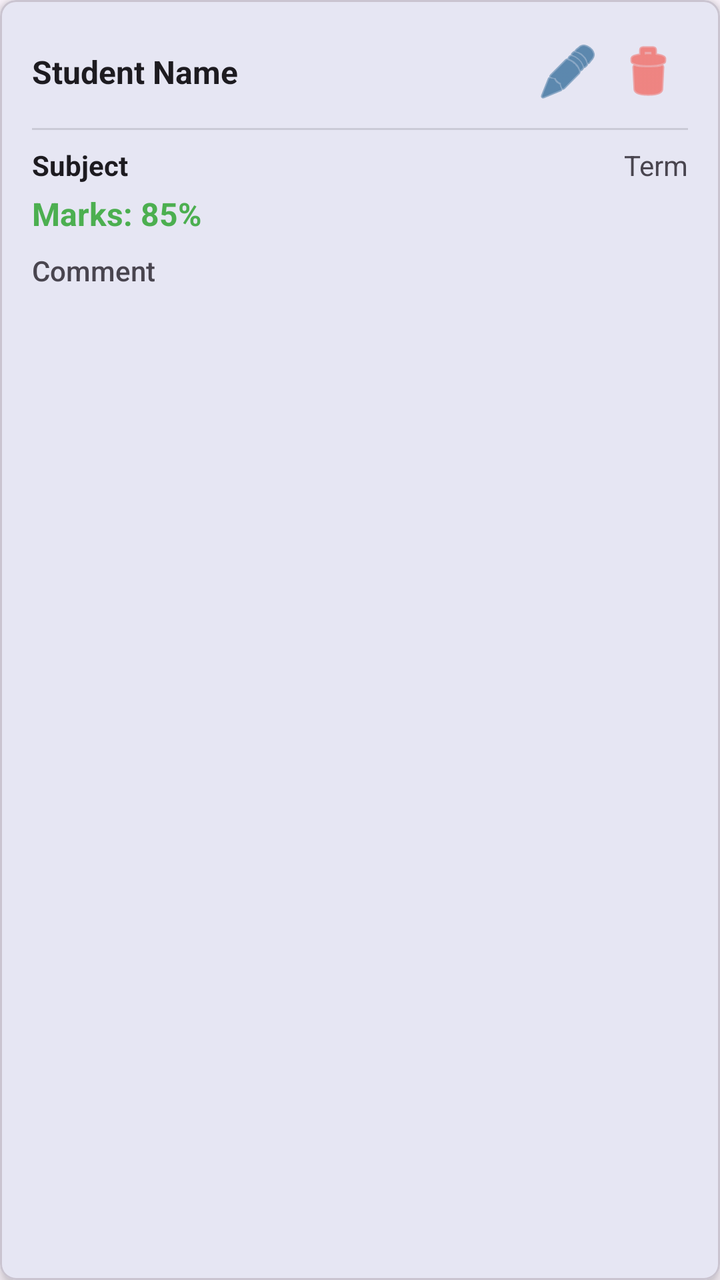
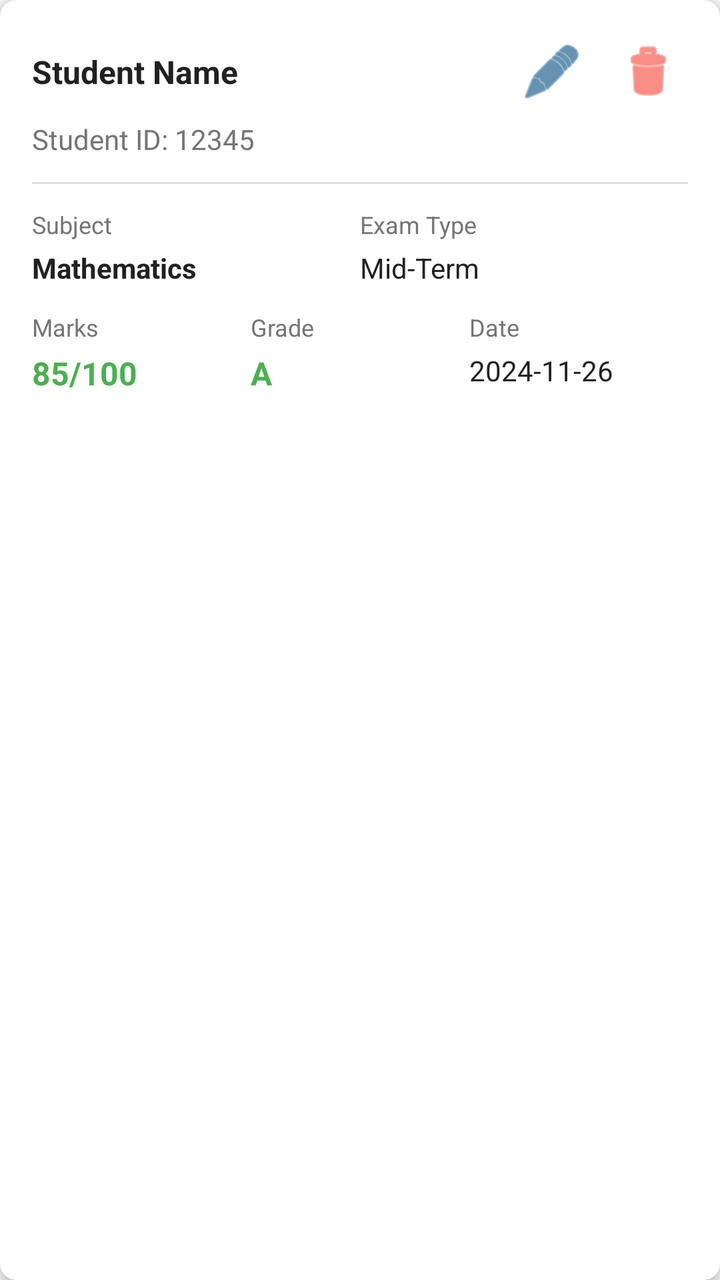

Compare the two renders of this Android layout. The source of the first and the diff that turns it into the second are given below.
<!-- AndroidManifest.xml: application theme Theme.StudentIntelligentSystem -->
<!-- res/layout/item_result.xml -->
<?xml version="1.0" encoding="utf-8"?>
<com.google.android.material.card.MaterialCardView xmlns:android="http://schemas.android.com/apk/res/android"
    xmlns:app="http://schemas.android.com/apk/res-auto"
    android:layout_width="match_parent"
    android:layout_height="wrap_content"
    android:layout_margin="8dp"
    app:cardElevation="4dp"
    app:cardCornerRadius="8dp">

    <LinearLayout
        android:layout_width="match_parent"
        android:layout_height="wrap_content"
        android:orientation="vertical"
        android:padding="16dp">

        
        <LinearLayout
            android:layout_width="match_parent"
            android:layout_height="wrap_content"
            android:orientation="horizontal"
            android:gravity="center_vertical">

            <TextView
                android:id="@+id/tvStudentName"
                android:layout_width="0dp"
                android:layout_height="wrap_content"
                android:layout_weight="1"
                android:text="Student Name"
                android:textSize="16sp"
                android:textStyle="bold"
                android:textColor="?android:attr/textColorPrimary"/>

            <ImageButton
                android:id="@+id/btnEdit"
                android:layout_width="40dp"
                android:layout_height="40dp"
                android:background="?attr/selectableItemBackgroundBorderless"
                android:src="@android:drawable/ic_menu_edit"
                android:contentDescription="Edit result"
                android:tint="@color/primaryColor"/>

            <ImageButton
                android:id="@+id/btnDelete"
                android:layout_width="40dp"
                android:layout_height="40dp"
                android:background="?attr/selectableItemBackgroundBorderless"
                android:src="@android:drawable/ic_menu_delete"
                android:contentDescription="Delete result"
                android:tint="@color/absentColor"/>

        </LinearLayout>

        
        <View
            android:layout_width="match_parent"
            android:layout_height="1dp"
            android:layout_marginTop="8dp"
            android:layout_marginBottom="8dp"
            android:background="?android:attr/listDivider"/>

        
        <LinearLayout
            android:layout_width="match_parent"
            android:layout_height="wrap_content"
            android:orientation="horizontal">

            <TextView
                android:id="@+id/tvSubject"
                android:layout_width="0dp"
                android:layout_height="wrap_content"
                android:layout_weight="1"
                android:text="Subject"
                android:textSize="14sp"
                android:textStyle="bold"
                android:textColor="?android:attr/textColorPrimary"/>

            <TextView
                android:id="@+id/tvTerm"
                android:layout_width="wrap_content"
                android:layout_height="wrap_content"
                android:text="Term"
                android:textSize="14sp"
                android:textColor="?android:attr/textColorSecondary"/>

        </LinearLayout>

        
        <TextView
            android:id="@+id/tvMarks"
            android:layout_width="wrap_content"
            android:layout_height="wrap_content"
            android:layout_marginTop="4dp"
            android:text="Marks: 85%"
            android:textSize="16sp"
            android:textStyle="bold"
            android:textColor="@color/presentColor"/>

        
        <TextView
            android:id="@+id/tvComment"
            android:layout_width="match_parent"
            android:layout_height="wrap_content"
            android:layout_marginTop="8dp"
            android:text="Comment"
            android:textSize="14sp"
            android:fontFamily="sans-serif-medium"
            android:textColor="?android:attr/textColorSecondary"/>

    </LinearLayout>

</com.google.android.material.card.MaterialCardView>
<!-- resources referenced by this layout -->
<resources>
  <color name="absentColor">#F44336</color>
  <color name="presentColor">#4CAF50</color>
  <color name="primaryColor">#004980</color>
  <style name="Theme.StudentIntelligentSystem" parent="Base.Theme.StudentIntelligentSystem" />
  <style name="Base.Theme.StudentIntelligentSystem" parent="Theme.Material3.DayNight.NoActionBar">
          
          <item name="colorPrimary">@color/primaryColor</item>
          <item name="colorOnPrimary">@color/white</item>
          <item name="colorPrimaryContainer">@color/primaryColor</item>
          <item name="colorOnPrimaryContainer">@color/white</item>
          <item name="colorSecondary">@color/primaryColor</item>
          <item name="colorOnSecondary">@color/white</item>
      </style>
  <color name="white">#FFFFFFFF</color>
</resources>

<!-- the commit's change to res/layout/item_result.xml (unified diff, before → after) -->
@@ -1,11 +1,12 @@
 <?xml version="1.0" encoding="utf-8"?>
-<com.google.android.material.card.MaterialCardView xmlns:android="http://schemas.android.com/apk/res/android"
+<androidx.cardview.widget.CardView xmlns:android="http://schemas.android.com/apk/res/android"
     xmlns:app="http://schemas.android.com/apk/res-auto"
     android:layout_width="match_parent"
     android:layout_height="wrap_content"
     android:layout_margin="8dp"
+    app:cardCornerRadius="8dp"
     app:cardElevation="4dp"
-    app:cardCornerRadius="8dp">
+    app:cardBackgroundColor="@android:color/white">
 
     <LinearLayout
         android:layout_width="match_parent"
@@ -13,7 +14,6 @@
         android:orientation="vertical"
         android:padding="16dp">
 
-        
         <LinearLayout
             android:layout_width="match_parent"
             android:layout_height="wrap_content"
@@ -26,86 +26,177 @@
                 android:layout_height="wrap_content"
                 android:layout_weight="1"
                 android:text="Student Name"
+                android:textColor="#212121"
                 android:textSize="16sp"
-                android:textStyle="bold"
-                android:textColor="?android:attr/textColorPrimary"/>
+                android:textStyle="bold" />
 
             <ImageButton
-                android:id="@+id/btnEdit"
+                android:id="@+id/btnEditResult"
                 android:layout_width="40dp"
                 android:layout_height="40dp"
                 android:background="?attr/selectableItemBackgroundBorderless"
                 android:src="@android:drawable/ic_menu_edit"
                 android:contentDescription="Edit result"
-                android:tint="@color/primaryColor"/>
+                android:tint="?attr/colorPrimary" />
 
             <ImageButton
-                android:id="@+id/btnDelete"
+                android:id="@+id/btnDeleteResult"
                 android:layout_width="40dp"
                 android:layout_height="40dp"
                 android:background="?attr/selectableItemBackgroundBorderless"
                 android:src="@android:drawable/ic_menu_delete"
                 android:contentDescription="Delete result"
-                android:tint="@color/absentColor"/>
-
+                android:tint="#F44336"
+                android:layout_marginStart="8dp" />
         </LinearLayout>
 
-        
+        <TextView
+            android:id="@+id/tvStudentId"
+            android:layout_width="wrap_content"
+            android:layout_height="wrap_content"
+            android:text="Student ID: 12345"
+            android:textColor="#757575"
+            android:textSize="14sp"
+            android:layout_marginTop="4dp" />
+
         <View
             android:layout_width="match_parent"
             android:layout_height="1dp"
-            android:layout_marginTop="8dp"
-            android:layout_marginBottom="8dp"
-            android:background="?android:attr/listDivider"/>
-
-        
+            android:background="#E0E0E0"
+            android:layout_marginTop="12dp"
+            android:layout_marginBottom="12dp" />
+
         <LinearLayout
             android:layout_width="match_parent"
             android:layout_height="wrap_content"
             android:orientation="horizontal">
 
-            <TextView
-                android:id="@+id/tvSubject"
-                android:layout_width="0dp"
-                android:layout_height="wrap_content"
-                android:layout_weight="1"
-                android:text="Subject"
-                android:textSize="14sp"
-                android:textStyle="bold"
-                android:textColor="?android:attr/textColorPrimary"/>
-
-            <TextView
-                android:id="@+id/tvTerm"
-                android:layout_width="wrap_content"
-                android:layout_height="wrap_content"
-                android:text="Term"
-                android:textSize="14sp"
-                android:textColor="?android:attr/textColorSecondary"/>
-
+            <LinearLayout
+                android:layout_width="0dp"
+                android:layout_height="wrap_content"
+                android:layout_weight="1"
+                android:orientation="vertical">
+
+                <TextView
+                    android:layout_width="wrap_content"
+                    android:layout_height="wrap_content"
+                    android:text="Subject"
+                    android:textColor="#757575"
+                    android:textSize="12sp" />
+
+                <TextView
+                    android:id="@+id/tvSubject"
+                    android:layout_width="wrap_content"
+                    android:layout_height="wrap_content"
+                    android:text="Mathematics"
+                    android:textColor="#212121"
+                    android:textSize="14sp"
+                    android:textStyle="bold"
+                    android:layout_marginTop="4dp" />
+            </LinearLayout>
+
+            <LinearLayout
+                android:layout_width="0dp"
+                android:layout_height="wrap_content"
+                android:layout_weight="1"
+                android:orientation="vertical">
+
+                <TextView
+                    android:layout_width="wrap_content"
+                    android:layout_height="wrap_content"
+                    android:text="Exam Type"
+                    android:textColor="#757575"
+                    android:textSize="12sp" />
+
+                <TextView
+                    android:id="@+id/tvExamType"
+                    android:layout_width="wrap_content"
+                    android:layout_height="wrap_content"
+                    android:text="Mid-Term"
+                    android:textColor="#212121"
+                    android:textSize="14sp"
+                    android:layout_marginTop="4dp" />
+            </LinearLayout>
         </LinearLayout>
 
-        
-        <TextView
-            android:id="@+id/tvMarks"
-            android:layout_width="wrap_content"
-            android:layout_height="wrap_content"
-            android:layout_marginTop="4dp"
-            android:text="Marks: 85%"
-            android:textSize="16sp"
-            android:textStyle="bold"
-            android:textColor="@color/presentColor"/>
-
-        
-        <TextView
-            android:id="@+id/tvComment"
-            android:layout_width="match_parent"
-            android:layout_height="wrap_content"
-            android:layout_marginTop="8dp"
-            android:text="Comment"
-            android:textSize="14sp"
-            android:fontFamily="sans-serif-medium"
-            android:textColor="?android:attr/textColorSecondary"/>
+        <LinearLayout
+            android:layout_width="match_parent"
+            android:layout_height="wrap_content"
+            android:orientation="horizontal"
+            android:layout_marginTop="12dp">
+
+            <LinearLayout
+                android:layout_width="0dp"
+                android:layout_height="wrap_content"
+                android:layout_weight="1"
+                android:orientation="vertical">
+
+                <TextView
+                    android:layout_width="wrap_content"
+                    android:layout_height="wrap_content"
+                    android:text="Marks"
+                    android:textColor="#757575"
+                    android:textSize="12sp" />
+
+                <TextView
+                    android:id="@+id/tvMarks"
+                    android:layout_width="wrap_content"
+                    android:layout_height="wrap_content"
+                    android:text="85/100"
+                    android:textColor="#4CAF50"
+                    android:textSize="16sp"
+                    android:textStyle="bold"
+                    android:layout_marginTop="4dp" />
+            </LinearLayout>
+
+            <LinearLayout
+                android:layout_width="0dp"
+                android:layout_height="wrap_content"
+                android:layout_weight="1"
+                android:orientation="vertical">
+
+                <TextView
+                    android:layout_width="wrap_content"
+                    android:layout_height="wrap_content"
+                    android:text="Grade"
+                    android:textColor="#757575"
+                    android:textSize="12sp" />
+
+                <TextView
+                    android:id="@+id/tvGrade"
+                    android:layout_width="wrap_content"
+                    android:layout_height="wrap_content"
+                    android:text="A"
+                    android:textColor="#4CAF50"
+                    android:textSize="16sp"
+                    android:textStyle="bold"
+                    android:layout_marginTop="4dp" />
+            </LinearLayout>
+
+            <LinearLayout
+                android:layout_width="0dp"
+                android:layout_height="wrap_content"
+                android:layout_weight="1"
+                android:orientation="vertical">
+
+                <TextView
+                    android:layout_width="wrap_content"
+                    android:layout_height="wrap_content"
+                    android:text="Date"
+                    android:textColor="#757575"
+                    android:textSize="12sp" />
+
+                <TextView
+                    android:id="@+id/tvExamDate"
+                    android:layout_width="wrap_content"
+                    android:layout_height="wrap_content"
+                    android:text="2024-11-26"
+                    android:textColor="#212121"
+                    android:textSize="14sp"
+                    android:layout_marginTop="4dp" />
+            </LinearLayout>
+        </LinearLayout>
 
     </LinearLayout>
 
-</com.google.android.material.card.MaterialCardView>
+</androidx.cardview.widget.CardView>
<!-- resource entries referenced after the edit -->
@@ -1,7 +1,5 @@
 <!-- resources referenced by this layout -->
 <resources>
-  <color name="absentColor">#F44336</color>
-  <color name="presentColor">#4CAF50</color>
   <color name="primaryColor">#004980</color>
   <style name="Theme.StudentIntelligentSystem" parent="Base.Theme.StudentIntelligentSystem" />
   <style name="Base.Theme.StudentIntelligentSystem" parent="Theme.Material3.DayNight.NoActionBar">
